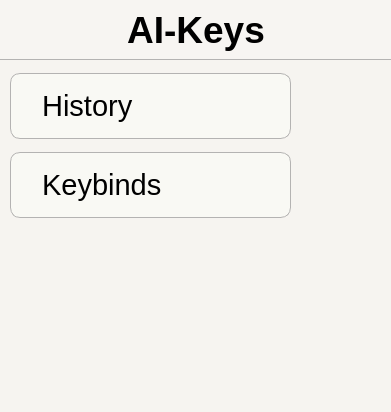
Old version of the form ui/src/tray_window.ui in the repository jcsq6/ai-tools.
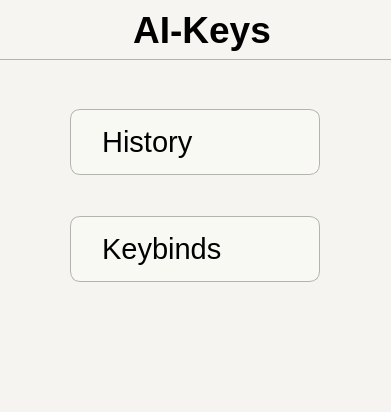
New version of the form. The open tabs and pages were chosen to show the change. Icons and pictures are not drawn.

Diff of the .ui file:
```diff
--- a/ui/src/tray_window.ui
+++ b/ui/src/tray_window.ui
@@ -56,12 +56,12 @@
        <number>0</number>
       </property>
       <property name="leftMargin">
-       <number>0</number>
+       <number>12</number>
       </property>
       <property name="rightMargin">
        <number>0</number>
       </property>
-      <item>
+      <item alignment="Qt::AlignmentFlag::AlignLeft">
        <widget class="QPushButton" name="SettingsButton">
         <property name="text">
          <string/>
@@ -144,35 +144,24 @@
       <number>1</number>
      </property>
      <widget class="QWidget" name="SettingsPage">
-      <widget class="QWidget" name="layoutWidget">
-       <property name="geometry">
-        <rect>
-         <x>0</x>
-         <y>0</y>
-         <width>301</width>
-         <height>171</height>
-        </rect>
-       </property>
-       <layout class="QVBoxLayout" name="verticalLayout" stretch="0,0">
+      <layout class="QVBoxLayout" name="verticalLayout" stretch="1,0,1,0,3">
         <property name="spacing">
          <number>0</number>
         </property>
-        <property name="sizeConstraint">
-         <enum>QLayout::SizeConstraint::SetDefaultConstraint</enum>
-        </property>
-        <property name="leftMargin">
-         <number>10</number>
-        </property>
-        <property name="topMargin">
-         <number>0</number>
-        </property>
-        <property name="rightMargin">
-         <number>10</number>
-        </property>
-        <property name="bottomMargin">
-         <number>0</number>
-        </property>
         <item>
+        <spacer name="verticalSpacer">
+         <property name="orientation">
+          <enum>Qt::Orientation::Vertical</enum>
+         </property>
+         <property name="sizeHint" stdset="0">
+          <size>
+           <width>20</width>
+           <height>40</height>
+          </size>
+         </property>
+        </spacer>
+       </item>
+       <item alignment="Qt::AlignmentFlag::AlignHCenter">
          <widget class="QPushButton" name="HistoryButton">
           <property name="sizePolicy">
            <sizepolicy hsizetype="Preferred" vsizetype="Fixed">
@@ -182,7 +171,7 @@
           </property>
           <property name="minimumSize">
            <size>
-            <width>0</width>
+           <width>250</width>
             <height>65</height>
            </size>
           </property>
@@ -223,6 +212,19 @@
          </widget>
         </item>
         <item>
+        <spacer name="verticalSpacer_3">
+         <property name="orientation">
+          <enum>Qt::Orientation::Vertical</enum>
+         </property>
+         <property name="sizeHint" stdset="0">
+          <size>
+           <width>20</width>
+           <height>40</height>
+          </size>
+         </property>
+        </spacer>
+       </item>
+       <item alignment="Qt::AlignmentFlag::AlignHCenter">
          <widget class="QPushButton" name="KeybindsButton">
           <property name="sizePolicy">
            <sizepolicy hsizetype="Preferred" vsizetype="Fixed">
@@ -232,7 +234,7 @@
           </property>
           <property name="minimumSize">
            <size>
-            <width>0</width>
+           <width>250</width>
             <height>65</height>
            </size>
           </property>
@@ -268,8 +270,20 @@
           </property>
          </widget>
         </item>
-       </layout>
-      </widget>
+       <item>
+        <spacer name="verticalSpacer_2">
+         <property name="orientation">
+          <enum>Qt::Orientation::Vertical</enum>
+         </property>
+         <property name="sizeHint" stdset="0">
+          <size>
+           <width>20</width>
+           <height>40</height>
+          </size>
+         </property>
+        </spacer>
+       </item>
+      </layout>
      </widget>
      <widget class="QWidget" name="HistoryPage">
       <layout class="QVBoxLayout" name="verticalLayout_3">
```
Left out of the diff: 11 changed lines with no effect on the pictures. Lines whose indentation alone changed are shown as unchanged.
